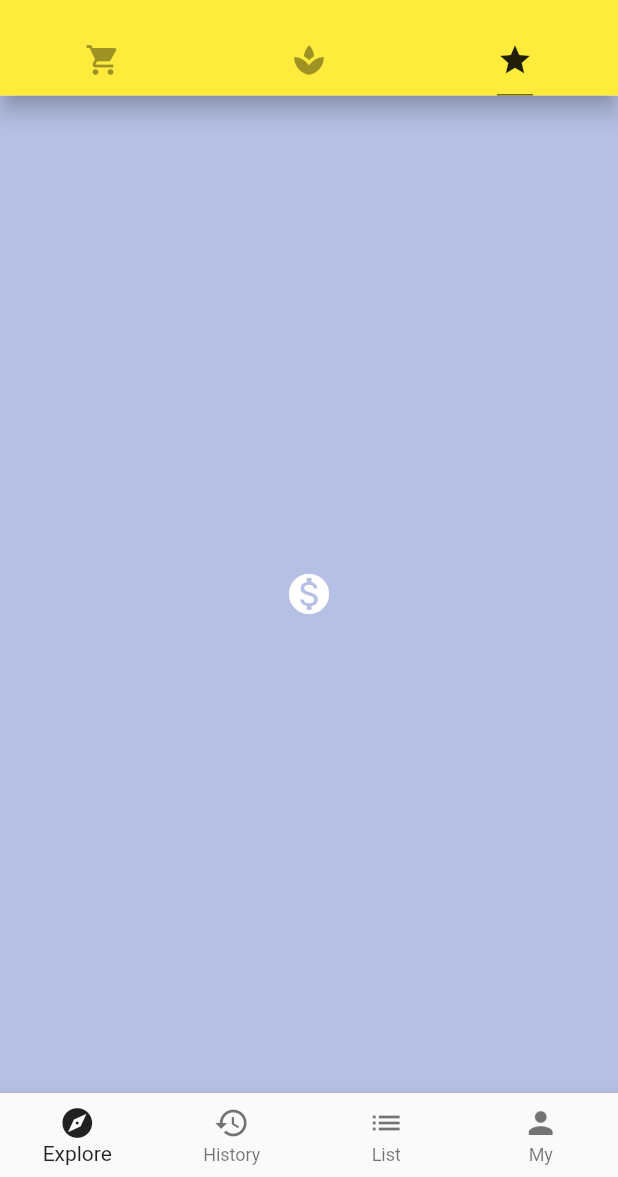
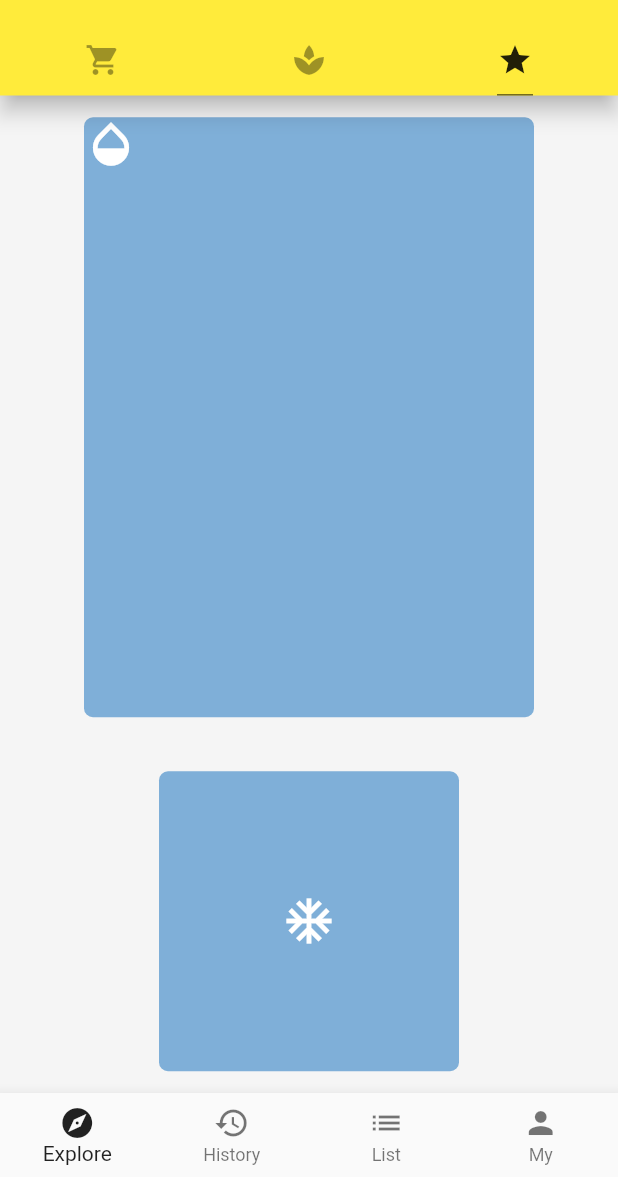
Before and after one commit to persilee/flutter_pro, a Flutter app: the screen it shows after launch, tab 3 chosen, on a phone screen of 412 x 824 dp, the part 59-1236 px from its top. Run offline on Flutter 3.47's test engine with Material 2 defaults, Android fonts, the phone set to English and light mode, and no system bars; network calls fail.

Commit message:
sizedBox

```diff
--- a/lib/demo/layout_demo.dart
+++ b/lib/demo/layout_demo.dart
@@ -3,7 +3,38 @@ import 'package:flutter/material.dart';
 class LayoutDemo extends StatelessWidget {
   @override
   Widget build(BuildContext context) {
-    return IconBadge(Icons.monetization_on);
+    return Container(
+      child: Column(
+        mainAxisAlignment: MainAxisAlignment.center,
+        // crossAxisAlignment: CrossAxisAlignment.center,
+        children: <Widget>[
+          SizedBox(
+            width: 300.0,
+            height: 400.0,
+            child: Container(
+              alignment: Alignment(-1.0, -1.0),
+              decoration: BoxDecoration(
+                color: Color.fromRGBO(48, 128, 196, 0.6),
+                borderRadius: BorderRadius.circular(6.0),
+              ),
+              child: Icon(Icons.opacity, color: Colors.white, size: 36.0,),
+            ),
+          ),
+          SizedBox(height: 36.0, width: 36.0),
+          SizedBox(
+            width: 200.0,
+            height: 200.0,
+            child: Container(
+              decoration: BoxDecoration(
+                color: Color.fromRGBO(48, 128, 196, 0.6),
+                borderRadius: BorderRadius.circular(6.0),
+              ),
+              child: Icon(Icons.ac_unit, color: Colors.white, size: 36.0,),
+            ),
+          ),
+        ],
+      ),
+    );
   }
 }
 
```
